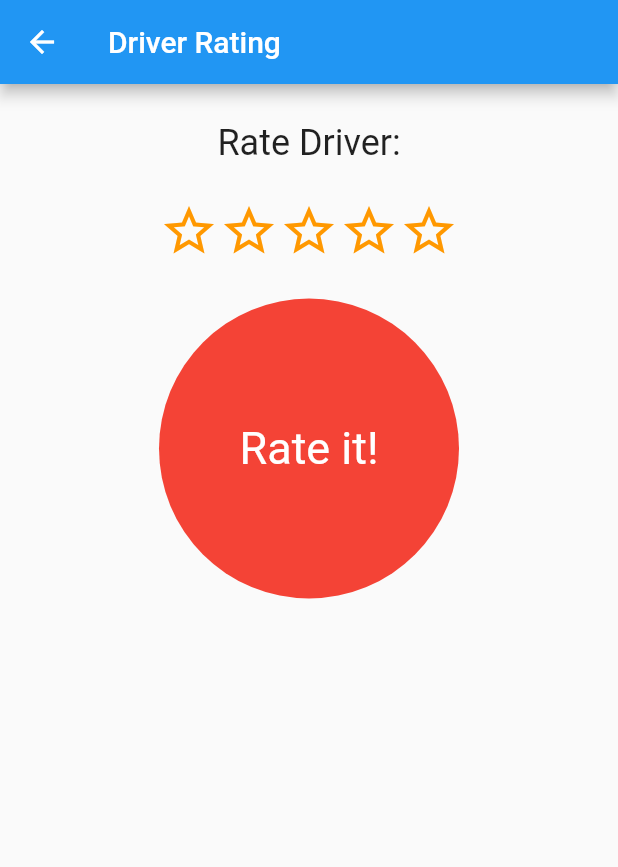
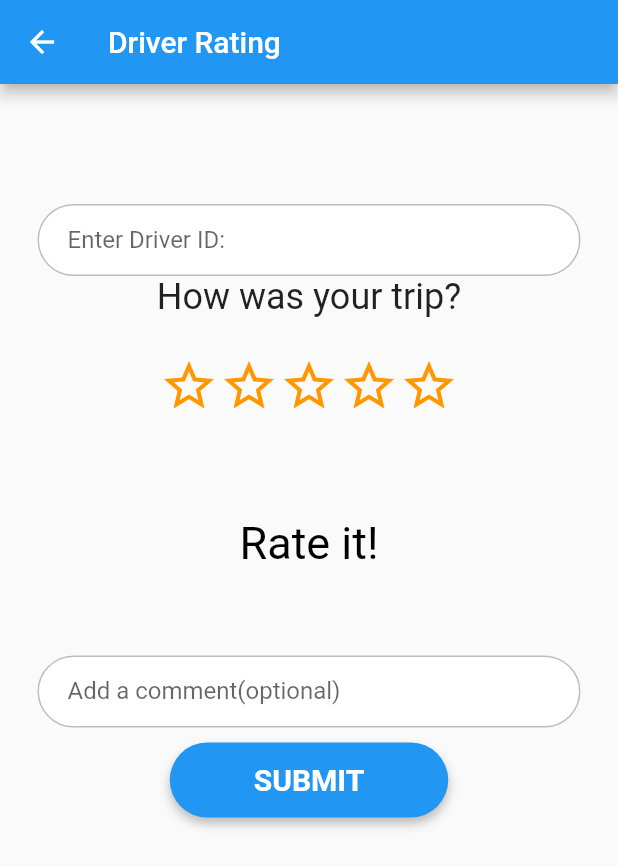
Before and after one commit to njengadanny/flutter_RateMatatuDriver, a Flutter app: the RatingPage screen opened directly, on a phone screen of 412 x 824 dp. Shown: the top 867 px of the screen. Run offline on Flutter 3.47's test engine with Material 2 defaults, Android fonts, the phone set to English and light mode, and no system bars; drawn by our look-alikes of flutter_rating_bar; our stand-ins replace cloud_firestore, firebase_auth, firebase_core, firebase_database, fluttertoast, font_awesome_flutter and 5 more; accounts and stored records are empty.

Commit message:
linked rating with user

```diff
--- a/login_signup/lib/main.dart
+++ b/login_signup/lib/main.dart
@@ -6,6 +6,7 @@ import 'registration_screen.dart';
 import 'splash_screen.dart';
 import 'onboard_screen.dart';
 import 'profile2.dart';
+import 'rating.dart';
 
 Future<void> main() async {
   WidgetsFlutterBinding.ensureInitialized();
@@ -26,7 +27,8 @@ class MyApp extends StatelessWidget {
         'profile': (context) => ProfilePage(), //todo:profile2
         'home_feed': (context) => HomeFeed() ,
         'welcome_screen': (context) => OnboardingScreen(),
-        'registration_screen': (context) => RegistrationScreen() },
+        'registration_screen': (context) => RegistrationScreen(),
+        'rating' :(context) =>RatingPage() },
     );
     //   title: 'Email And Password Login',
     //   theme: ThemeData(
--- a/login_signup/lib/models/rating_data.dart
+++ b/login_signup/lib/models/rating_data.dart
@@ -1,12 +1,13 @@
-import 'user_data.dart';
-import 'driver_data.dart';
 
 class RatingModel {
   String? uid;
   String? email;
   String? starRating;
+  String? comment;
+  String? driverID;
 
-  RatingModel({this.uid, this.email, this.starRating});
+
+  RatingModel({this.uid, this.email, this.starRating, this.comment, this.driverID});
 
   // receiving data from server
   factory RatingModel.fromMap(map) {
@@ -14,6 +15,8 @@ class RatingModel {
       uid: map['uid'],
       email: map['email'],
       starRating: map['starRating'],
+      comment: map['comment'],
+      driverID: map['driverID'],
     );
   }
 
@@ -23,6 +26,8 @@ class RatingModel {
       'uid': uid,
       'email': email,
       'starRating': starRating,
+      'comment': comment,
+      'driverID': driverID,
     };
   }
 }
--- a/login_signup/lib/onboard_screen.dart
+++ b/login_signup/lib/onboard_screen.dart
@@ -128,12 +128,12 @@ class _OnboardingScreenState extends State<OnboardingScreen> {
                             ),
                             SizedBox(height: 30.0),
                             Text(
-                              'Live your life smarter\nwith us!',
+                              'Be in the know!',
                               style: kTitleStyle,
                             ),
                             SizedBox(height: 15.0),
                             Text(
-                              'Lorem ipsum dolor sit amet, consect adipiscing elit, sed do eiusmod tempor incididunt ut labore et.',
+                              ' With other users posting updates about the route you are on, you will always be in the know ',
                               style: kSubtitleStyle,
                             ),
                           ],
@@ -160,7 +160,7 @@ class _OnboardingScreenState extends State<OnboardingScreen> {
                             ),
                             SizedBox(height: 10.0),
                             Text(
-                              'Lorem ipsum dolor sit amet, consect adipiscing elit, sed do eiusmod tempor incididunt ut labore et.',
+                              ' After each trip, you will be able to rate the driving and give feedback on your experience',
                               style: kSubtitleStyle,
                             ),
                           ],
--- a/login_signup/lib/rating.dart
+++ b/login_signup/lib/rating.dart
@@ -1,7 +1,13 @@
 import 'package:flutter/material.dart';
 import 'package:flutter_rating_bar/flutter_rating_bar.dart';
+import 'package:fluttertoast/fluttertoast.dart';
+import 'home_feed.dart';
 import 'models/driver_data.dart';
 import 'models/user_data.dart';
+import 'models/rating_data.dart';
+import 'designs/theme_helper.dart';
+import 'package:firebase_auth/firebase_auth.dart';
+import 'package:cloud_firestore/cloud_firestore.dart';
 
 class RatingPage extends StatefulWidget {
   const RatingPage({Key? key}) : super(key: key);
@@ -12,6 +18,25 @@ class RatingPage extends StatefulWidget {
 
 class _RatingPageState extends State<RatingPage> {
   double? _ratingValue;
+  User? user = FirebaseAuth.instance.currentUser;
+  UserModel loggedInUser = UserModel();
+  final comment = TextEditingController();
+  final driverID = TextEditingController();
+  final _auth = FirebaseAuth.instance;
+  String? errorMessage;
+
+  @override
+  void initState() {
+    super.initState();
+    FirebaseFirestore.instance
+        .collection("users")
+        .doc(user!.uid)
+        .get()
+        .then((value) {
+      this.loggedInUser = UserModel.fromMap(value.data());
+      setState(() {});
+    });
+  }
 
   @override
   Widget build(BuildContext context) {
@@ -19,13 +44,24 @@ class _RatingPageState extends State<RatingPage> {
         appBar: AppBar(
           title: const Text('Driver Rating'),
         ),
-        body: Padding(
+        body: SingleChildScrollView(
           padding: const EdgeInsets.all(25),
           child: Center(
             child: Column(
               children: [
+                const SizedBox(height: 55),
+                TextFormField(
+                  autofocus: false,
+                  controller: driverID,
+                  decoration: ThemeHelper().textInputDecoration(
+                      'Enter Driver ID: ', 'Enter driver ID'),
+                  keyboardType: TextInputType.text,
+                  onSaved: (value) {
+                    driverID.text = value!;
+                  },
+                ),
                 const Text(
-                  'Rate Driver:',
+                  'How was your trip?',
                   style: TextStyle(fontSize: 24),
                 ),
                 const SizedBox(height: 25),
@@ -50,22 +86,88 @@ class _RatingPageState extends State<RatingPage> {
                         _ratingValue = value;
                       });
                     }),
-                const SizedBox(height: 25),
+                const SizedBox(height: 10),
                 // Display the rate in number
                 Container(
-                  width: 200,
-                  height: 200,
-                  decoration: const BoxDecoration(
-                      color: Colors.red, shape: BoxShape.circle),
+                  width: 150,
+                  height: 150,
+                  // decoration: const BoxDecoration(
+                  //     color: Colors.red, shape: BoxShape.circle),
                   alignment: Alignment.center,
                   child: Text(
                     _ratingValue != null ? _ratingValue.toString() : 'Rate it!',
-                    style: const TextStyle(color: Colors.white, fontSize: 30),
+                    style: const TextStyle(color: Colors.black, fontSize: 30),
                   ),
-                )
+                ),
+                // const SizedBox(height: 20.0),
+                TextFormField(
+                  autofocus: false,
+                  controller: comment,
+                  decoration: ThemeHelper().textInputDecoration(
+                      'Add a comment(optional)', 'Enter your comment'),
+                  keyboardType: TextInputType.text,
+                  onSaved: (value) {
+                    comment.text = value!;
+                  },
+                ),
+                const SizedBox(height: 10),
+                Container(
+                  decoration: ThemeHelper().buttonBoxDecoration(context),
+                  child: ElevatedButton(
+                    style: ThemeHelper().buttonStyle(),
+                    child: Padding(
+                      padding: const EdgeInsets.fromLTRB(40, 10, 40, 10),
+                      child: Text(
+                        "Submit".toUpperCase(),
+                        style: const TextStyle(
+                          fontSize: 20,
+                          fontWeight: FontWeight.bold,
+                          color: Colors.white,
+                        ),
+                      ),
+                    ),
+                    onPressed: () async {
+                      submit(
+                          comment.text, driverID.text, _ratingValue.toString());
+                    },
+                  ),
+                ),
               ],
             ),
           ),
         ));
   }
+
+  void submit(String comment, String driverID, String _ratingValue) async {
+    postDetailsToFirestore();
+  }
+
+  postDetailsToFirestore() async {
+    // calling our firestore
+    // calling our user model
+    // sedning these values
+
+    FirebaseFirestore firebaseFirestore = FirebaseFirestore.instance;
+    User? user = _auth.currentUser;
+
+    // UserModel userModel = UserModel();
+    RatingModel ratingModel = RatingModel();
+    // DriverModel driverModel = DriverModel();
+
+    // writing all the values
+    ratingModel.email = user!.email;
+    ratingModel.uid = user.uid;
+    ratingModel.comment = comment.text;
+    ratingModel.starRating = _ratingValue.toString();
+    ratingModel.driverID = driverID.text;
+
+    await firebaseFirestore
+        .collection("ratings")
+        .doc(user.uid)
+        .set(ratingModel.toMap());
+    Fluttertoast.showToast(msg: "Rating Submitted :) ");
+
+    Navigator.pushAndRemoveUntil((context),
+        MaterialPageRoute(builder: (context) => HomeFeed()), (route) => false);
+  }
 }
--- a/login_signup/pubspec.yaml
+++ b/login_signup/pubspec.yaml
@@ -42,6 +42,7 @@ dependencies:
   hexcolor: ^2.0.6
   otp_text_field: ^1.1.2
   google_fonts: ^2.3.1
+  flutter_rating_bar: ^4.0.0
 
 dev_dependencies:
   flutter_test:
```
Also changed, not shown: login_signup/lib/home_feed.dart (+9 -3 lines), login_signup/lib/models/driver_data.dart (+10 -7 lines), login_signup/pubspec.lock.
